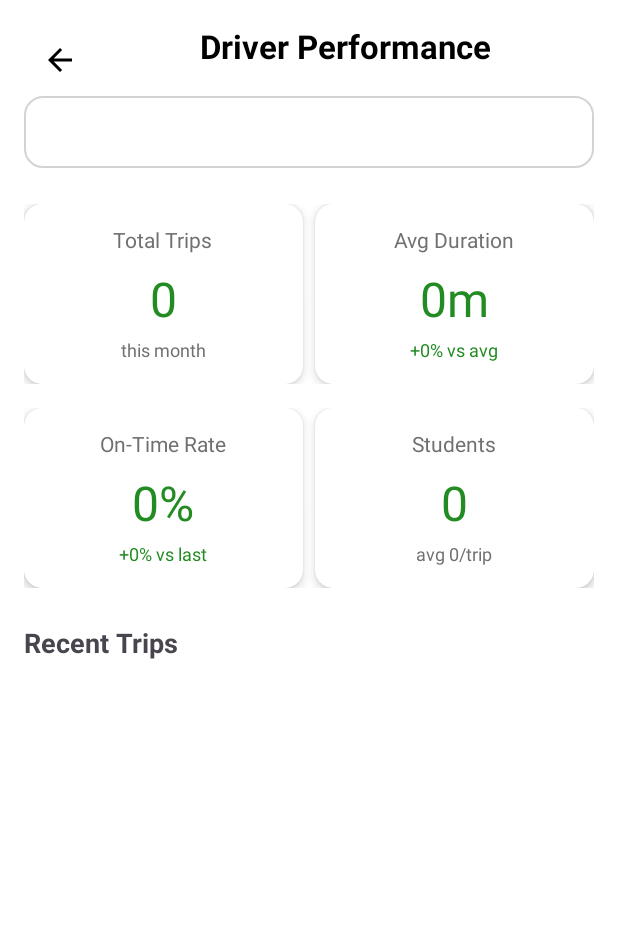
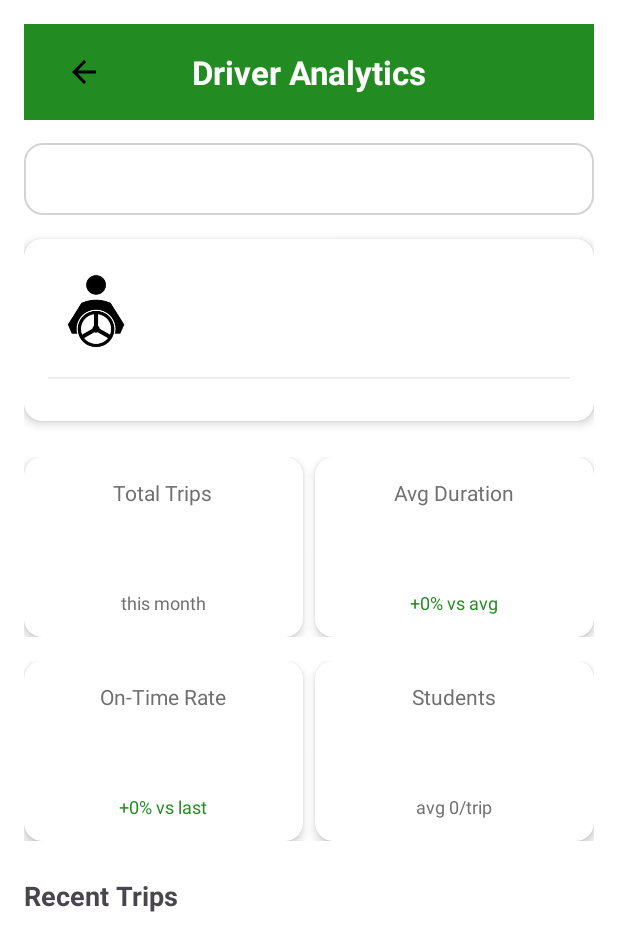
Before and after one commit to mnyando/Transport-App, an Android app: the DriverReportActivity screen opened directly, with no data from a screen before it, on a phone screen of 412 x 824 dp. Shown: the top 951 px of the screen. Run offline under Robolectric (Android 15) with nearby library versions, the light colour scheme and no system bars; our stand-ins replace Firebase (no records; nobody signed in at launch, a user with empty details on screens opened directly).

Commit message:
Notification changes and report changes

```diff
--- a/app/src/main/java/com/example/transportapp/DriverReportActivity.java
+++ b/app/src/main/java/com/example/transportapp/DriverReportActivity.java
@@ -5,7 +5,6 @@
 import android.text.TextWatcher;
 import android.util.Log;
 import android.view.View;
-import android.widget.ArrayAdapter;
 import android.widget.EditText;
 import android.widget.ImageButton;
 import android.widget.TextView;
@@ -26,6 +25,7 @@
     private static final String TAG = "DriverReportActivity";
     private FirebaseFirestore db;
     private TextView totalTripsText, avgDurationText, onTimeRateText, studentsTransportedText;
+    private TextView driverNameText, driverRouteText;
     private RecyclerView recentTripsRecyclerView;
     private EditText searchEditText;
     private List<Map<String, Object>> driverList = new ArrayList<>();
@@ -41,7 +41,7 @@
         initViews();
         setupBackButton();
         setupSearch();
-        loadDrivers();
+        clearAllData(); // Clear all data by default
     }
 
     private void initViews() {
@@ -52,6 +52,9 @@
         studentsTransportedText = findViewById(R.id.studentsTransportedText);
         recentTripsRecyclerView = findViewById(R.id.recentTripsRecyclerView);
         searchEditText = findViewById(R.id.searchEditText);
+
+        driverNameText = findViewById(R.id.driverNameText);
+        driverRouteText = findViewById(R.id.driverRouteText);
 
         recentTripsRecyclerView.setLayoutManager(new LinearLayoutManager(this));
         recentTripsRecyclerView.setAdapter(new TripAdapter(recentTrips));
@@ -86,8 +89,8 @@
                                 Log.d(TAG, "Performing search for: " + s);
                                 performDriverSearch(s.toString());
                             } else if (s.length() == 0) {
-                                Log.d(TAG, "Search cleared, loading all drivers");
-                                loadDrivers();
+                                Log.d(TAG, "Search cleared");
+                                clearAllData(); // Clear all data when search is empty
                             }
                         });
                     }
@@ -117,40 +120,15 @@
                         if (!driverList.isEmpty()) {
                             String driverId = driverList.get(0).get("id").toString();
                             Log.d(TAG, "Auto-selecting first driver in search results: " + driverId);
+                            updateDriverInfoCard(driverList.get(0));
                             loadDriverData(driverId);
                         } else {
                             Log.d(TAG, "No drivers found in search");
-                            clearDriverData();
+                            clearAllData();
                         }
                     } else {
                         Log.e(TAG, "Driver search failed", task.getException());
-                        clearDriverData();
-                    }
-                });
-    }
-
-    private void loadDrivers() {
-        Log.d(TAG, "Loading all drivers");
-        db.collection("staff")
-                .get()
-                .addOnCompleteListener(task -> {
-                    if (task.isSuccessful()) {
-                        Log.d(TAG, "Loaded " + task.getResult().size() + " drivers");
-                        driverList.clear();
-
-                        for (QueryDocumentSnapshot document : task.getResult()) {
-                            Map<String, Object> driver = document.getData();
-                            driver.put("id", document.getId());
-                            driverList.add(driver);
-                        }
-
-                        if (!driverList.isEmpty()) {
-                            // Load data for the first driver by default
-                            String driverId = driverList.get(0).get("id").toString();
-                            loadDriverData(driverId);
-                        }
-                    } else {
-                        Log.e(TAG, "Error loading drivers", task.getException());
+                        clearAllData();
                     }
                 });
     }
@@ -203,12 +181,30 @@
                 });
     }
 
-    private void clearDriverData() {
-        Log.d(TAG, "Clearing driver data");
-        totalTripsText.setText("0");
-        avgDurationText.setText("0m");
-        onTimeRateText.setText("0%");
-        studentsTransportedText.setText("0");
+    private void updateDriverInfoCard(Map<String, Object> driver) {
+        Log.d(TAG, "Updating driver info card");
+        if (driver != null) {
+            String name = (String) driver.get("staffName");
+            String route = (String) driver.get("assignedRoute");
+
+            driverNameText.setText(name != null ? name : "Unknown Driver");
+            driverRouteText.setText(route != null ? route : "No route assigned");
+        }
+    }
+
+    private void clearAllData() {
+        Log.d(TAG, "Clearing all data");
+        // Clear stats
+        totalTripsText.setText("");
+        avgDurationText.setText("");
+        onTimeRateText.setText("");
+        studentsTransportedText.setText("");
+
+        // Clear driver info
+        driverNameText.setText("");
+        driverRouteText.setText("");
+
+        // Clear recent trips
         recentTrips.clear();
         recentTripsRecyclerView.getAdapter().notifyDataSetChanged();
     }
--- a/app/src/main/res/layout/activity_driver_report.xml
+++ b/app/src/main/res/layout/activity_driver_report.xml
@@ -9,16 +9,15 @@
     android:background="@color/white"
     tools:context=".DriverReportActivity">
 
-    <!-- Header with back button -->
-    <LinearLayout
-        android:id="@+id/headerLayout"
-        android:layout_width="0dp"
-        android:layout_height="wrap_content"
-        android:orientation="horizontal"
-        android:layout_marginBottom="16dp"
+    <!-- Navigation Bar -->
+    <androidx.appcompat.widget.Toolbar
+        android:id="@+id/toolbar"
+        android:layout_width="match_parent"
+        android:layout_height="?attr/actionBarSize"
+        android:background="#228B22"
+        android:elevation="4dp"
         app:layout_constraintTop_toTopOf="parent"
-        app:layout_constraintStart_toStartOf="parent"
-        app:layout_constraintEnd_toEndOf="parent">
+        app:layout_constraintStart_toStartOf="parent">
 
         <ImageButton
             android:id="@+id/backButton"
@@ -30,28 +29,95 @@
             app:tint="@color/black" />
 
         <TextView
-            android:layout_width="0dp"
+            android:layout_width="wrap_content"
             android:layout_height="wrap_content"
-            android:layout_weight="1"
-            android:text="@string/driver_performance"
+            android:text="Driver Analytics"
+            android:textColor="#FFFFFF"
             android:textSize="22sp"
-            android:textColor="@color/black"
             android:textStyle="bold"
-            android:gravity="center"/>
-    </LinearLayout>
+            android:layout_gravity="center"/>
+    </androidx.appcompat.widget.Toolbar>
 
     <!-- Driver Selection Spinner -->
     <EditText
+        android:layout_marginTop="15dp"
         android:id="@+id/searchEditText"
         android:layout_width="0dp"
         android:layout_height="48dp"
         android:background="@drawable/input_field_bg"
         android:paddingStart="12dp"
         android:paddingEnd="12dp"
-        app:layout_constraintTop_toBottomOf="@id/headerLayout"
+        android:paddingTop="8dp"
+        app:layout_constraintTop_toBottomOf="@id/toolbar"
         app:layout_constraintStart_toStartOf="parent"
         app:layout_constraintEnd_toEndOf="parent"/>
 
+    <!-- Add this CardView below your searchEditText in your ConstraintLayout -->
+    <androidx.cardview.widget.CardView
+        android:id="@+id/driverInfoCard"
+        android:layout_width="0dp"
+        android:layout_height="wrap_content"
+        android:layout_marginTop="16dp"
+        app:cardCornerRadius="12dp"
+        app:cardElevation="4dp"
+        app:layout_constraintTop_toBottomOf="@id/searchEditText"
+        app:layout_constraintStart_toStartOf="parent"
+        app:layout_constraintEnd_toEndOf="parent">
+
+        <LinearLayout
+            android:layout_width="match_parent"
+            android:layout_height="wrap_content"
+            android:orientation="vertical"
+            android:padding="16dp">
+
+            <!-- Driver Info Row -->
+            <LinearLayout
+                android:layout_width="match_parent"
+                android:layout_height="wrap_content"
+                android:orientation="horizontal">
+
+                <ImageView
+                    android:id="@+id/driverAvatar"
+                    android:layout_width="64dp"
+                    android:layout_height="64dp"
+                    android:src="@drawable/active_driverr"
+                    android:contentDescription="@string/driver_avatar_desc"/>
+
+                <LinearLayout
+                    android:layout_width="0dp"
+                    android:layout_height="wrap_content"
+                    android:layout_weight="1"
+                    android:orientation="vertical"
+                    android:layout_marginStart="16dp">
+
+                    <TextView
+                        android:id="@+id/driverNameText"
+                        android:layout_width="wrap_content"
+                        android:layout_height="wrap_content"
+                        android:textSize="18sp"
+                        android:textStyle="bold"
+                        tools:text="John Driver"/>
+
+                    <TextView
+                        android:id="@+id/driverRouteText"
+                        android:layout_width="wrap_content"
+                        android:layout_height="wrap_content"
+                        android:layout_marginTop="4dp"
+                        android:textColor="@color/gray"
+                        tools:text="Route 42 - Morning Shift"/>
+                </LinearLayout>
+            </LinearLayout>
+
+            <!-- Divider -->
+            <View
+                android:layout_width="match_parent"
+                android:layout_height="1dp"
+                android:layout_marginVertical="12dp"
+                android:background="@color/gray_light"/>
+
+
+            </LinearLayout>
+    </androidx.cardview.widget.CardView>
     <!-- Stats Cards Row 1 -->
     <LinearLayout
         android:id="@+id/statsRow1"
@@ -59,7 +125,7 @@
         android:layout_height="wrap_content"
         android:orientation="horizontal"
         android:layout_marginTop="24dp"
-        app:layout_constraintTop_toBottomOf="@id/searchEditText"
+        app:layout_constraintTop_toBottomOf="@id/driverInfoCard"
         app:layout_constraintStart_toStartOf="parent"
         app:layout_constraintEnd_toEndOf="parent">
 
--- a/app/src/main/res/layout/parent_child_info.xml
+++ b/app/src/main/res/layout/parent_child_info.xml
@@ -160,7 +160,7 @@
         <!-- Pickup and Drop-off Timing -->
         <LinearLayout
             android:layout_width="match_parent"
-            android:layout_height="67dp"
+            android:layout_height="99dp"
             android:gravity="center_vertical"
             android:orientation="horizontal">
 
@@ -189,7 +189,7 @@
 
             <LinearLayout
                 android:layout_width="25dp"
-                android:layout_height="38dp"
+                android:layout_height="wrap_content"
                 android:layout_weight="1"
                 android:gravity="center_vertical"
                 android:orientation="horizontal"
@@ -204,7 +204,7 @@
 
                 <TextView
                     android:id="@+id/tvDropOffTime"
-                    android:layout_width="wrap_content"
+                    android:layout_width="match_parent"
                     android:layout_height="wrap_content"
                     android:text="Drop-off: 03:45 PM"
                     android:textColor="@color/black"
--- a/app/src/main/res/values/strings.xml
+++ b/app/src/main/res/values/strings.xml
@@ -66,4 +66,6 @@
     <string name="attendance_stats">Attendance Stats</string>
     <string name="present">Present</string>
     <string name="absent">Absent</string>
+
+    <string name="driver_avatar_desc">Absent</string>
 </resources>
```
Also changed, not shown: app/src/main/java/com/example/transportapp/Reports.java (+5 -5 lines), app/src/main/res/layout/activity_reports.xml (+0 -35 lines).
